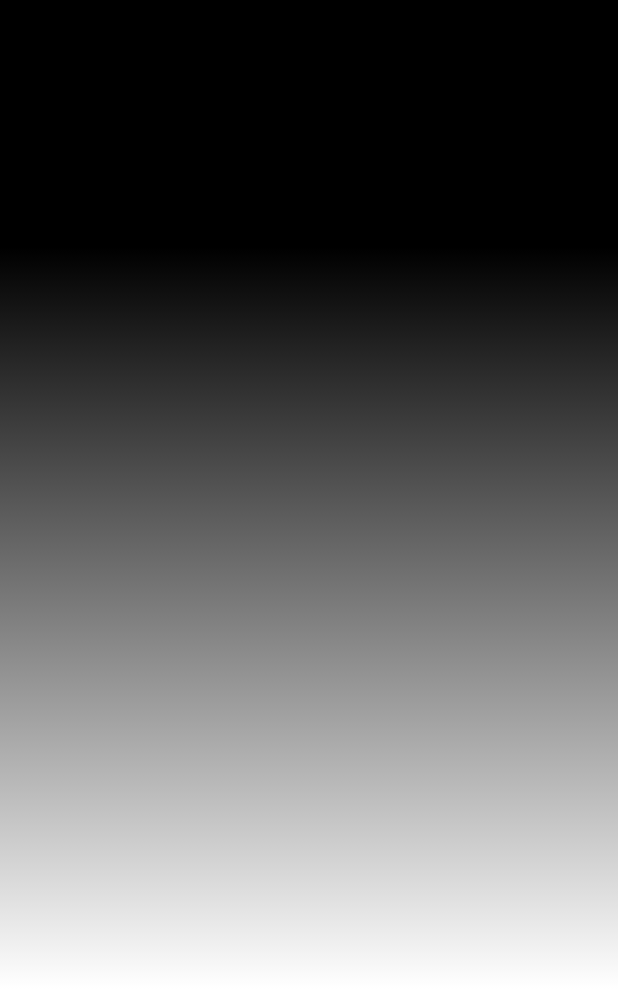
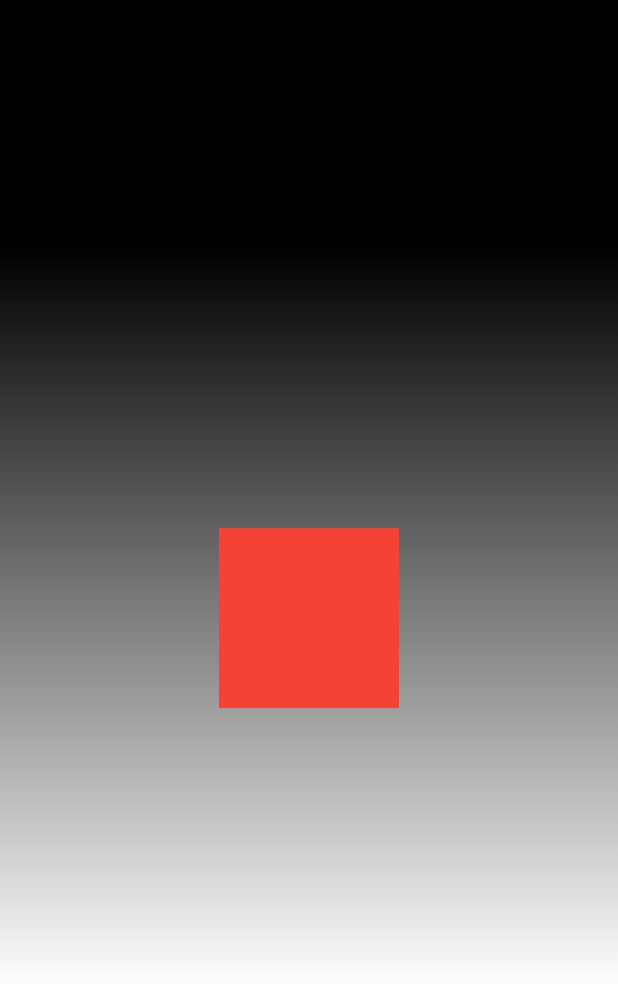
Before and after one commit to djamelrassem/devfest-algiers-2021-animation-app, a Flutter app: the screen it shows after launch, on a phone screen of 412 x 824 dp. Shown: the top 992 px of the screen. Run offline on Flutter 3.47's test engine with Material 2 defaults, Android fonts, the light colour scheme and no system bars.

Commit message:
pre made code to start with

```diff
--- a/lib/screen/animation_screen.dart
+++ b/lib/screen/animation_screen.dart
@@ -20,7 +20,19 @@ class AnimationScreen extends StatelessWidget {
           ),
         ),
         child: Center(
-          child: CardsSlider(),
+          child: SizedBox(
+            height: MediaQuery.of(context).size.height / 3,
+            width: MediaQuery.of(context).size.width,
+            child: CardsSlider(
+              children: [
+                Container(
+                  color: Colors.red,
+                  height: 120,
+                  width: 120,
+                )
+              ],
+            ),
+          ),
         ),
       ),
     );
--- a/lib/screen/widgets/card_widget.dart
+++ b/lib/screen/widgets/card_widget.dart
@@ -1,7 +1,11 @@
 import 'package:flutter/material.dart';
 
 class CardWidget extends StatefulWidget {
-  const CardWidget({Key? key}) : super(key: key);
+  final Widget child;
+  const CardWidget({
+    Key? key,
+    required this.child,
+  }) : super(key: key);
 
   @override
   _CardWidgetState createState() => _CardWidgetState();
@@ -10,6 +14,11 @@ class CardWidget extends StatefulWidget {
 class _CardWidgetState extends State<CardWidget> {
   @override
   Widget build(BuildContext context) {
-    return Container();
+    return GestureDetector(
+      child: Align(
+        alignment: Alignment.center,
+        child: widget.child,
+      ),
+    );
   }
 }
--- a/lib/screen/widgets/cards_slider.dart
+++ b/lib/screen/widgets/cards_slider.dart
@@ -1,8 +1,9 @@
+import 'package:devfest_anim/screen/widgets/card_widget.dart';
 import 'package:flutter/material.dart';
 
 class CardsSlider extends StatefulWidget {
-  final List<Widget?>? children;
-  const CardsSlider({Key? key, this.children}) : super(key: key);
+  final List<Widget> children;
+  const CardsSlider({Key? key, required this.children}) : super(key: key);
 
   @override
   _CardsSliderState createState() => _CardsSliderState();
@@ -11,6 +12,13 @@ class CardsSlider extends StatefulWidget {
 class _CardsSliderState extends State<CardsSlider> {
   @override
   Widget build(BuildContext context) {
-    return Container();
+    return Stack(
+      children: List.generate(
+        widget.children.length,
+        (index) => CardWidget(
+          child: widget.children[index],
+        ),
+      ),
+    );
   }
 }
```
